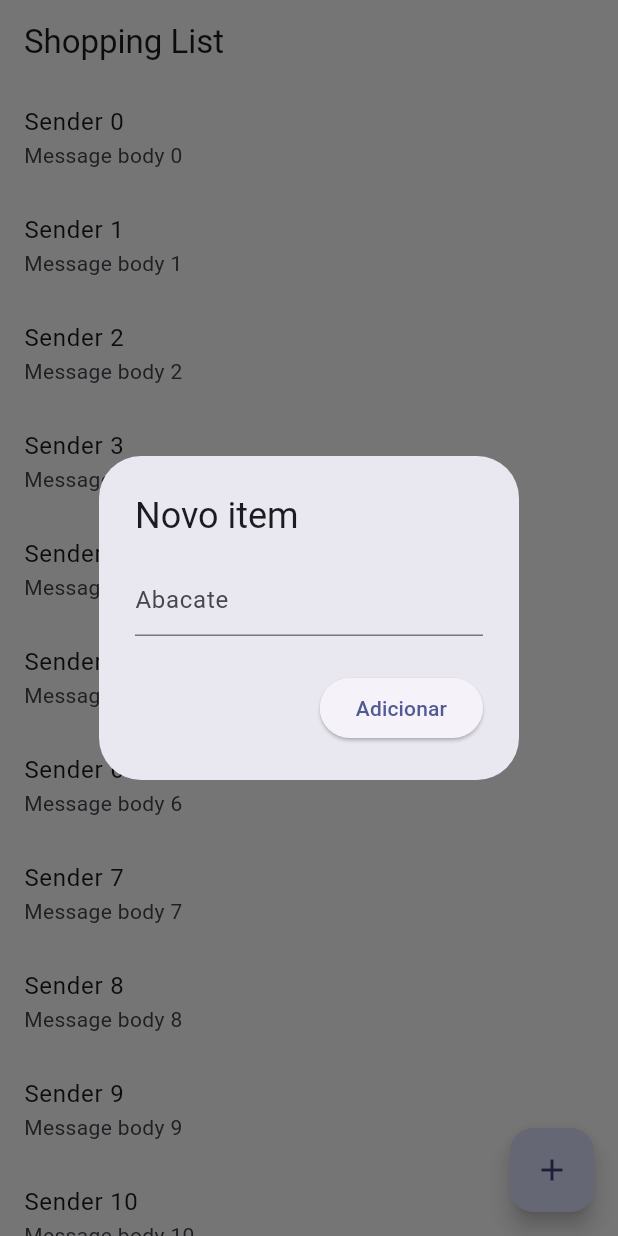
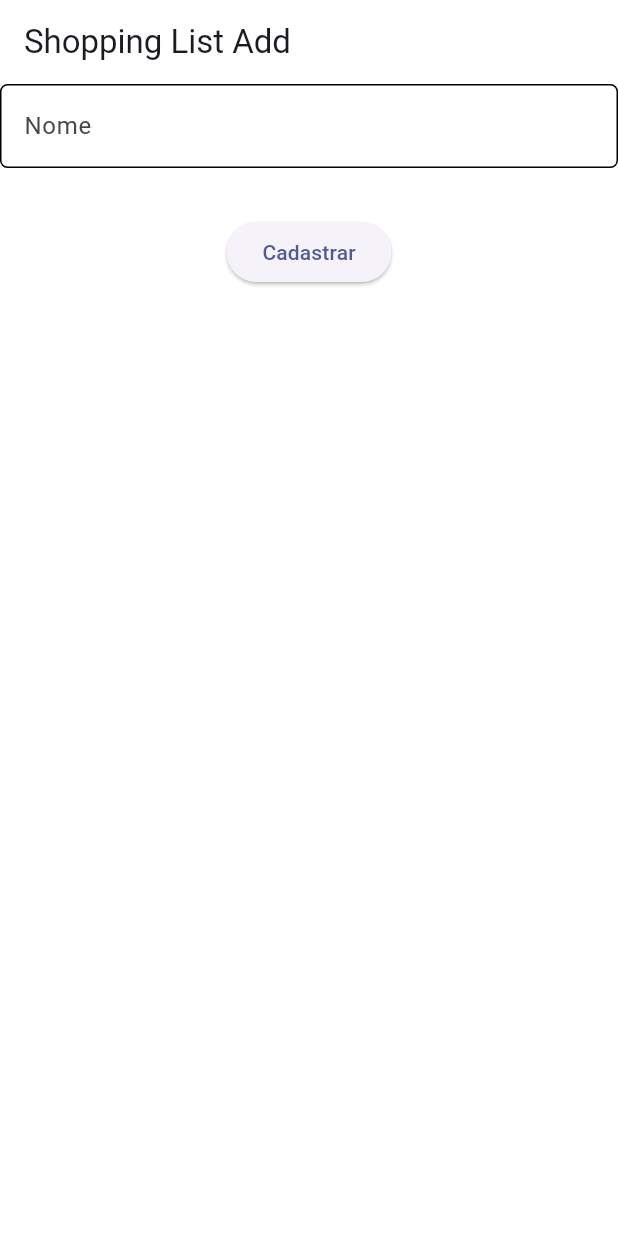
Before and after one commit to iamfurukawa/fiap-flutter-final, a Flutter app: the screen it shows after launch, after a tap on the "add" icon, on a phone screen of 412 x 824 dp. Run offline on Flutter 3.47's test engine with Material 2 defaults, Android fonts, the phone set to English and light mode, and no system bars; our stand-ins replace firebase_core, flutter_bloc, flutter_native_splash, get_it; accounts and stored records are empty.

```diff
--- a/lib/main.dart
+++ b/lib/main.dart
@@ -6,7 +6,6 @@ import 'package:shopping_list/screens/register/presentation/container/register_c
 import 'package:shopping_list/screens/register/register_service_locator.dart';
 import 'package:shopping_list/screens/shopping_list/presentation/bloc/shopping_list_cubit.dart';
 import 'package:shopping_list/screens/shopping_list/presentation/container/shopping_list_container.dart';
-import 'package:shopping_list/screens/shopping_list/presentation/screens/shopping_list_screen.dart';
 import 'package:shopping_list/screens/shopping_list/shopping_list_service_locator.dart';
 import 'package:shopping_list/screens/sign_in/presentation/bloc/sign_in_cubit.dart';
 import 'package:shopping_list/screens/sign_in/presentation/container/sign_in_container.dart';
@@ -35,7 +34,7 @@ class MyApp extends StatelessWidget {
         colorScheme: ColorScheme.fromSeed(seedColor: Colors.indigoAccent),
         useMaterial3: true,
       ),
-      initialRoute: ShoppingListScreen.routeName,
+      initialRoute: ShoppingListContainer.routeName,
       routes: {
         RegisterContainer.routeName: (_) => RegisterCubitProvider(child: RegisterContainer()),
         ShoppingListContainer.routeName: (_) => ShoppingListCubitProvider(child: ShoppingListContainer()),
--- a/lib/screens/register/data/use_cases/register_service_impl.dart
+++ b/lib/screens/register/data/use_cases/register_service_impl.dart
@@ -1,10 +1,12 @@
 import 'package:shopping_list/screens/register/domain/entities/register_entity.dart';
 import 'package:shopping_list/screens/register/domain/use_cases/register_service.dart';
+import 'package:shopping_list/screens/register/domain/utils/domain_errors.dart';
 
 class RegisterServiceImpl implements RegisterService {
 
   @override
   Future<void> register(RegisterEntity register) async {
+    //throw DomainError.timeOut;
     await Future.delayed(const Duration(seconds: 1));
   }
 
--- a/lib/screens/register/presentation/bloc/register_cubit.dart
+++ b/lib/screens/register/presentation/bloc/register_cubit.dart
@@ -5,7 +5,7 @@ import 'package:get_it/get_it.dart';
 import 'package:shopping_list/screens/register/domain/entities/register_entity.dart';
 import 'package:shopping_list/screens/register/domain/use_cases/register_service.dart';
 import 'package:shopping_list/screens/register/presentation/bloc/register_cubit_state.dart';
-import 'package:shopping_list/screens/sign_in/domain/utils/domain_errors.dart';
+import 'package:shopping_list/screens/register/domain/utils/domain_errors.dart';
 
 class RegisterCubit extends Cubit<RegisterCubitState> {
   RegisterService registerService;
@@ -21,10 +21,10 @@ class RegisterCubit extends Cubit<RegisterCubitState> {
     ));
   }
 
-  void signIn(String email, String password) {
+  void register(String email, String password) async {
     try {
       var user = RegisterEntity(email: email, password: password);
-      registerService.register(user);
+      await registerService.register(user);
       emit(state.copyWith(
         status: RegisterCubitStateStatus.register,
       ));
--- a/lib/screens/shopping_list/domain/entities/shopping_item_entity.dart
+++ b/lib/screens/shopping_list/domain/entities/shopping_item_entity.dart
@@ -1,7 +1,7 @@
 import 'package:uuid/uuid.dart';
 
 class ShoppingItemEntity {
-  final String name;
+  String name;
   bool check;
   String uuid;
 
--- a/lib/screens/shopping_list/presentation/bloc/shopping_list_cubit_state.dart
+++ b/lib/screens/shopping_list/presentation/bloc/shopping_list_cubit_state.dart
@@ -1,26 +1,31 @@
+import 'package:shopping_list/screens/shopping_list/domain/entities/shopping_item_entity.dart';
 import 'package:shopping_list/screens/shopping_list/domain/entities/shopping_list_entity.dart';
 
-enum ShoppingListCubitStateStatus { ok, error }
+enum ShoppingListCubitStateStatus { ok, newItem, editItem, error }
 
 class ShoppingListCubitState {
   final ShoppingListCubitStateStatus status;
   final ShoppingListEntity shoppingList;
+  final ShoppingItemEntity? shoppingItem;
   final String? error;
 
   const ShoppingListCubitState({
     required this.status,
     required this.shoppingList,
+    this.shoppingItem,
     this.error,
   });
 
   ShoppingListCubitState copyWith({
     ShoppingListCubitStateStatus? status,
     ShoppingListEntity? shoppingList,
+    ShoppingItemEntity? shoppingItem,
     String? error,
   }) {
     return ShoppingListCubitState(
       status: status ?? this.status,
       shoppingList: shoppingList ?? this.shoppingList,
+      shoppingItem: shoppingItem ?? this.shoppingItem,
       error: error ?? this.error,
     );
   }
--- a/lib/screens/shopping_list/presentation/container/shopping_list_container.dart
+++ b/lib/screens/shopping_list/presentation/container/shopping_list_container.dart
@@ -1,6 +1,8 @@
 import 'package:flutter_bloc/flutter_bloc.dart';
 import 'package:shopping_list/screens/shopping_list/presentation/bloc/shopping_list_cubit.dart';
 import 'package:shopping_list/screens/shopping_list/presentation/bloc/shopping_list_cubit_state.dart';
+import 'package:shopping_list/screens/shopping_list/presentation/screens/shopping_list_add.dart';
+import 'package:shopping_list/screens/shopping_list/presentation/screens/shopping_list_edit.dart';
 import 'package:shopping_list/screens/shopping_list/presentation/screens/shopping_list_error.dart';
 import 'package:shopping_list/screens/shopping_list/presentation/screens/shopping_list_screen.dart';
 
@@ -12,7 +14,11 @@ class ShoppingListContainer extends BlocBuilder<ShoppingListCubit, ShoppingListC
     builder: (context, state) {
       switch (state.status) {
         case ShoppingListCubitStateStatus.ok:
-          return const ShoppingListScreen();
+          return ShoppingListScreen();
+        case ShoppingListCubitStateStatus.newItem:
+          return ShoppingListAdd();
+        case ShoppingListCubitStateStatus.editItem:
+          return ShoppingListEdit();
         case ShoppingListCubitStateStatus.error:
           return ShoppingListError(
             errorMessage: state.error != null
--- /dev/null
+++ b/lib/screens/shopping_list/presentation/screens/shopping_list_add.dart
@@ -0,0 +1,53 @@
+import 'package:flutter/material.dart';
+import 'package:flutter_bloc/flutter_bloc.dart';
+import 'package:shopping_list/screens/shopping_list/presentation/bloc/shopping_list_cubit.dart';
+import 'package:shopping_list/screens/shopping_list/presentation/bloc/shopping_list_cubit_state.dart';
+
+class ShoppingListAdd extends StatelessWidget {
+  final TextEditingController _newItem = TextEditingController();
+
+  ShoppingListAdd({Key? key}) : super(key: key);
+
+  @override
+  Widget build(BuildContext context) {
+    return BlocBuilder<ShoppingListCubit, ShoppingListCubitState>(
+      builder: (context, state) {
+        return Scaffold(
+          appBar: AppBar(
+            title: const Text("Shopping List Add"),
+            backgroundColor: Colors.transparent,
+          ),
+          backgroundColor: Colors.white70,
+          body: Column(
+            children: [
+              TextField(
+                controller: _newItem,
+                keyboardType: TextInputType.name,
+                decoration: InputDecoration(
+                  labelText: 'Nome',
+                  focusedBorder: OutlineInputBorder(
+                    borderSide: BorderSide(
+                      color: Theme.of(context).colorScheme.primary,
+                      width: 2,
+                    ),
+                    borderRadius: BorderRadius.circular(5),
+                  ),
+                  enabledBorder: OutlineInputBorder(
+                    borderRadius: BorderRadius.circular(5),
+                  ),
+                ),
+              ),
+              const SizedBox(height: 32),
+              ElevatedButton(
+                onPressed: () {
+                  context.read<ShoppingListCubit>().add(_newItem.text);
+                },
+                child: const Text('Cadastrar'),
+              ),
+            ],
+          ),
+        );
+      },
+    );
+  }
+}
--- a/lib/screens/shopping_list/presentation/screens/shopping_list_screen.dart
+++ b/lib/screens/shopping_list/presentation/screens/shopping_list_screen.dart
@@ -1,36 +1,22 @@
 import 'package:flutter/material.dart';
-import 'package:flutter_native_splash/flutter_native_splash.dart';
+import 'package:flutter_bloc/flutter_bloc.dart';
+import 'package:shopping_list/screens/shopping_list/presentation/bloc/shopping_list_cubit.dart';
+import 'package:shopping_list/screens/shopping_list/presentation/bloc/shopping_list_cubit_state.dart';
 
-class ShoppingListScreen extends StatefulWidget {
-  static const routeName = '/shopping_list_screen';
-
-  const ShoppingListScreen({Key? key}) : super(key: key);
-
-  @override
-  State<ShoppingListScreen> createState() => _ShoppingListScreenState();
-}
-
-class _ShoppingListScreenState extends State<ShoppingListScreen> {
+class ShoppingListScreen extends StatelessWidget {
   final TextEditingController _textFieldController = TextEditingController();
 
-  @override
-  void initState() {
-    super.initState();
-    FlutterNativeSplash.remove();
-  }
-
-  final items = List<ListItem>.generate(
-    1000,
-    (i) => MessageItem('Sender $i', 'Message body $i'),
-  );
+  ShoppingListScreen({super.key});
 
   @override
   Widget build(BuildContext context) {
+    return BlocBuilder<ShoppingListCubit, ShoppingListCubitState>(
+      builder: (context, state) {
         return Scaffold(
           floatingActionButton: FloatingActionButton(
             hoverElevation: 50,
             onPressed: () {
-            _displayTextInputDialog(context);
+              context.read<ShoppingListCubit>().goToAdd();
             },
             child: const Icon(Icons.add),
           ),
@@ -40,75 +26,30 @@ class _ShoppingListScreenState extends State<ShoppingListScreen> {
           ),
           backgroundColor: Colors.white70,
           body: ListView.builder(
-          itemCount: items.length,
+            itemCount: state.shoppingList.items.length,
             itemBuilder: (context, index) {
-            final item = items[index];
+              final item = state.shoppingList.items[index];
 
               return ListTile(
+                onLongPress: () {
+                  context.read<ShoppingListCubit>().goToEdit(item.uuid);
+                },
                 onTap: () {
-                print(item.buildSubtitle(context));
+                  context.read<ShoppingListCubit>().toogleMark(item.uuid);
                 },
-              title: item.buildTitle(context),
-              subtitle: item.buildSubtitle(context),
+                title: Text(
+                  item.name,
+                  style: TextStyle(
+                    decoration: item.check == true
+                        ? TextDecoration.lineThrough
+                        : TextDecoration.none,
+                  ),
+                ),
               );
             },
-        ));
-  }
-
-  Future<void> _displayTextInputDialog(BuildContext context) async {
-    return showDialog(
-        context: context,
-        builder: (context) {
-          return AlertDialog(
-            title: const Text('Novo item'),
-            content: TextField(
-              onChanged: (value) {},
-              controller: _textFieldController,
-              decoration: const InputDecoration(hintText: "Abacate"),
           ),
-            actions: [
-              ElevatedButton(
-                onPressed: () {
-                  Navigator.pop(context);
+        );
       },
-                child: const Text('Adicionar'),
-              ),
-            ],
     );
-        });
   }
 }
-
-abstract class ListItem {
-  /// The title line to show in a list item.
-  Widget buildTitle(BuildContext context);
-
-  /// The subtitle line, if any, to show in a list item.
-  Widget buildSubtitle(BuildContext context);
-}
-
-class MessageItem implements ListItem {
-  final String sender;
-  final String body;
-  bool clicked = false;
-
-  MessageItem(this.sender, this.body);
-
-  @override
-  Widget buildTitle(BuildContext context) => Text(
-        sender,
-        style: TextStyle(
-            decoration: clicked == true
-                ? TextDecoration.lineThrough
-                : TextDecoration.none),
-      );
-
-  @override
-  Widget buildSubtitle(BuildContext context) => Text(
-        body,
-        style: TextStyle(
-            decoration: clicked == true
-                ? TextDecoration.lineThrough
-                : TextDecoration.none),
-      );
-}
--- a/lib/screens/sign_in/data/use_cases/sign_in_service_impl.dart
+++ b/lib/screens/sign_in/data/use_cases/sign_in_service_impl.dart
@@ -1,10 +1,13 @@
 import 'package:shopping_list/screens/sign_in/domain/entities/sign_in_entity.dart';
 import 'package:shopping_list/screens/sign_in/domain/use_cases/sign_in_service.dart';
+import 'package:shopping_list/screens/sign_in/domain/utils/domain_errors.dart';
 
 class SignInServiceImpl implements SignInService {
 
   @override
   Future<void> signIn(SignInEntity signIn) async {
+    //throw DomainError.timeOut;
+
     await Future.delayed(const Duration(seconds: 2));
   }
 
--- a/lib/screens/sign_in/presentation/bloc/sign_in_cubit.dart
+++ b/lib/screens/sign_in/presentation/bloc/sign_in_cubit.dart
@@ -21,10 +21,10 @@ class SignInCubit extends Cubit<SignInCubitState> {
     ));
   }
 
-  void signIn(String email, String password) {
+  void signIn(String email, String password) async {
     try {
       var user = SignInEntity(email: email, password: password);
-      signInService.signIn(user);
+      await signInService.signIn(user);
       emit(state.copyWith(
           status: SignInCubitStateStatus.logged,
       ));
```
Also changed, not shown: lib/screens/register/presentation/screens/register_screen.dart (+9 -9 lines), lib/screens/shopping_list/presentation/bloc/shopping_list_cubit.dart (+63 -12 lines), lib/screens/shopping_list/presentation/screens/shopping_list_edit.dart (added, +61 -0 lines), lib/screens/sign_in/presentation/screens/sign_in_screen.dart (+9 -9 lines). Lines whose indentation alone changed are shown as unchanged.
